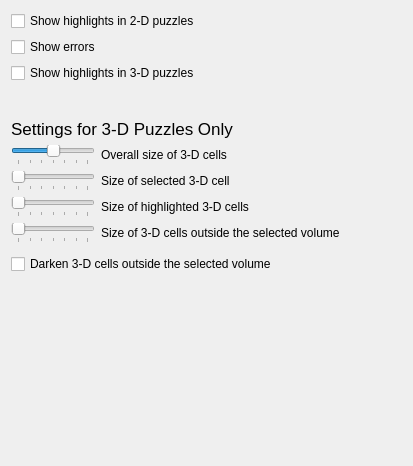
KDE/ksudoku, file src/gui/configgame.ui: the form before one commit.
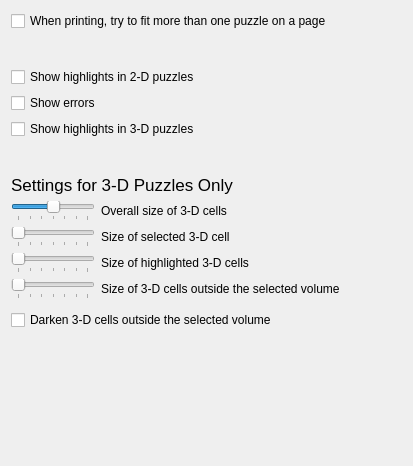
The form after the commit.

Commit message: Add an option to print more than one puzzle per page.

Patch:
```diff
--- a/src/gui/configgame.ui
+++ b/src/gui/configgame.ui
@@ -11,6 +11,32 @@
    </rect>
   </property>
   <layout class="QVBoxLayout" name="verticalLayout">
+   <item>
+    <widget class="QCheckBox" name="kcfg_PrintMulti">
+     <property name="toolTip">
+      <string/>
+     </property>
+     <property name="text">
+      <string>When printing, try to fit more than one puzzle on a page</string>
+     </property>
+    </widget>
+   </item>
+   <item>
+    <spacer name="verticalSpacer">
+     <property name="orientation">
+      <enum>Qt::Vertical</enum>
+     </property>
+     <property name="sizeType">
+      <enum>QSizePolicy::Fixed</enum>
+     </property>
+     <property name="sizeHint" stdset="0">
+      <size>
+       <width>20</width>
+       <height>30</height>
+      </size>
+     </property>
+    </spacer>
+   </item>
    <item>
     <widget class="QCheckBox" name="kcfg_ShowHighlights">
      <property name="toolTip">
```
The commit also changes 3 other files.
